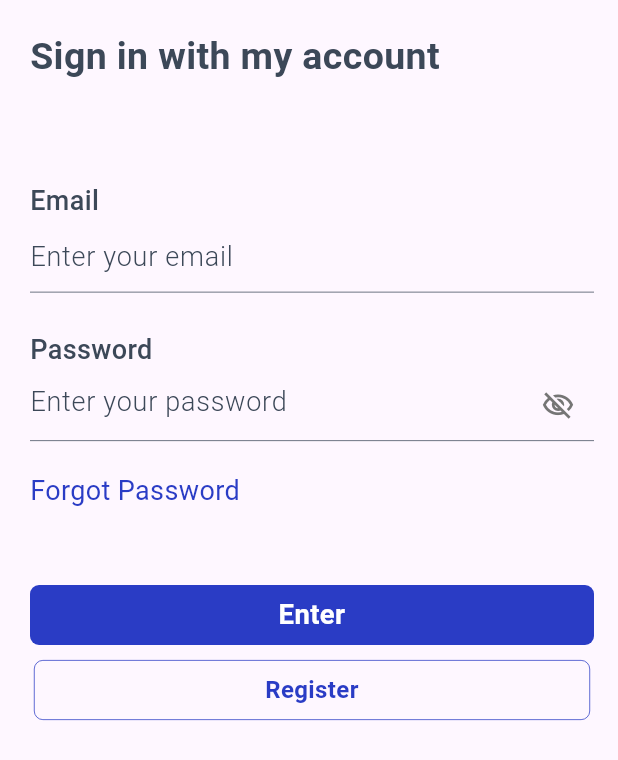
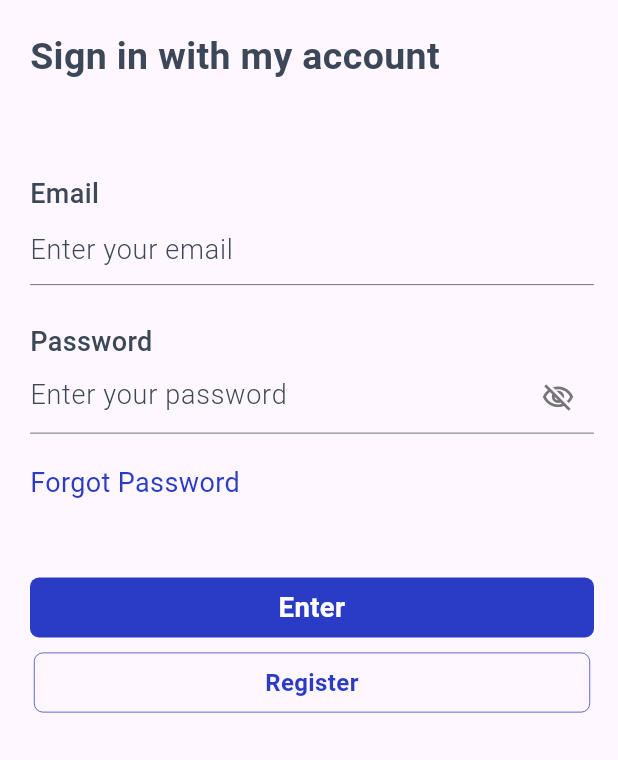
Before and after one commit to BlueSky613/Lawn, a Flutter app: the screen it shows after launch, on a phone screen of 412 x 824 dp. Shown: the top 760 px of the screen. Run offline on Flutter 3.47's test engine with Material 3 defaults, Android fonts, the phone set to English and light mode, and no system bars; our stand-ins replace flutter_dotenv, flutter_easyloading, flutter_rating_bar, flutter_screenutil, geocoding, get and 3 more; missing offline and left inert: google_place.

Commit message:
change EdgeInsetsDirectional Top padding 60

```diff
--- a/lib/login_widget.dart
+++ b/lib/login_widget.dart
@@ -51,7 +51,7 @@ class _LoginScreenWidgetState extends State<LoginScreenWidget> {
                         ),
                       ),
                       Padding(
-                        padding: EdgeInsetsDirectional.fromSTEB(0, 65, 0, 0),
+                        padding: EdgeInsetsDirectional.fromSTEB(0, 60, 0, 0),
                         child: Text(
                           'Email',
                           textAlign: TextAlign.start,
```
